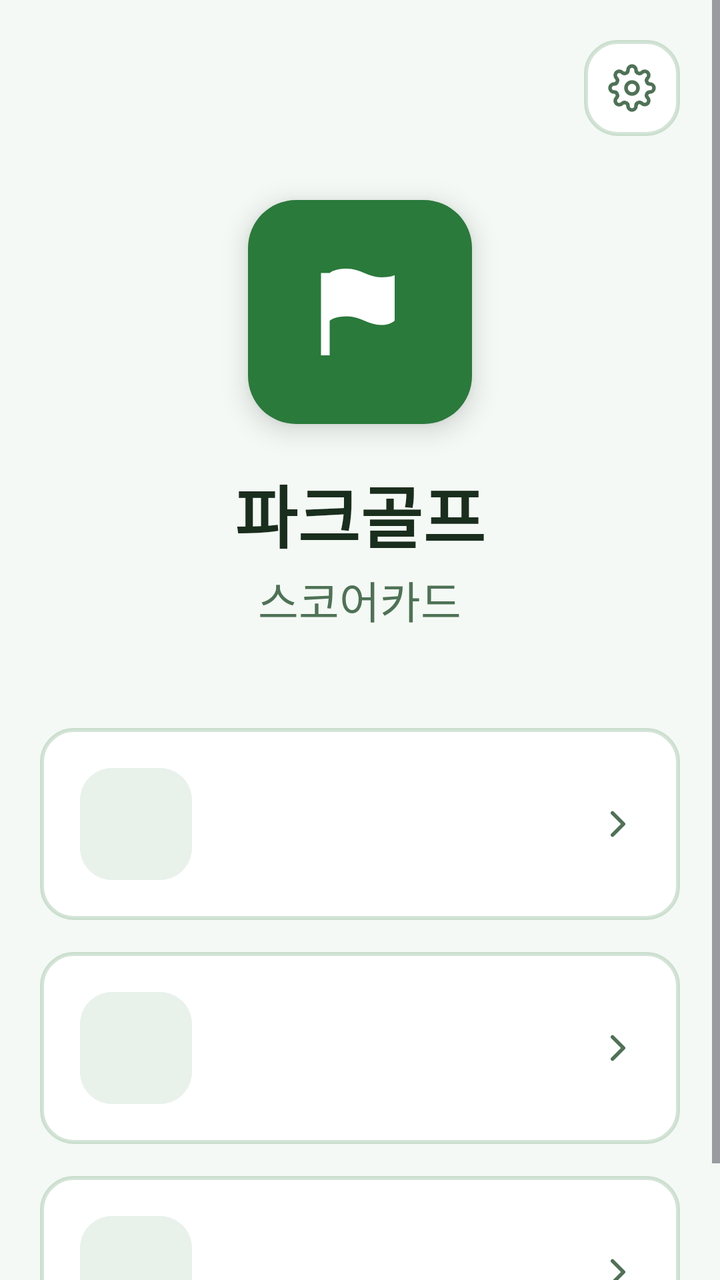
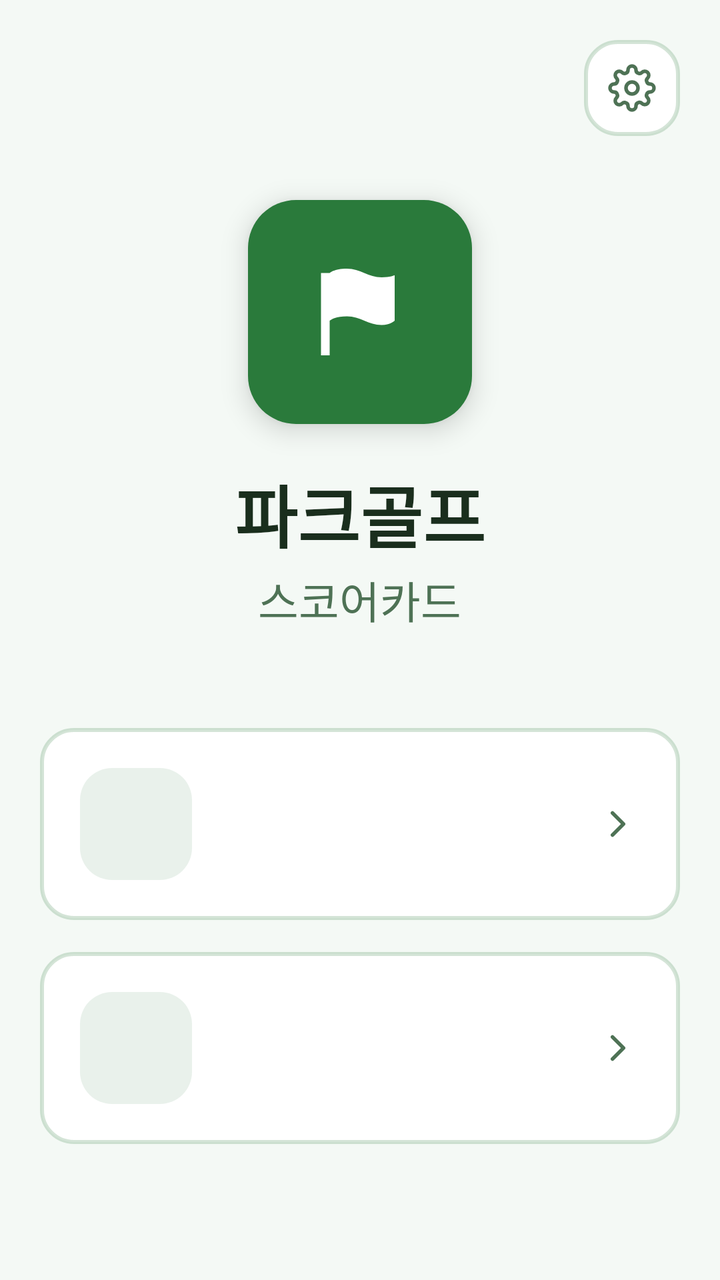

Compare the two renders of this Android layout. The source of the first and the diff that turns it into the second are given below.
<!-- AndroidManifest.xml: application theme Theme.ParkGolf -->
<!-- res/layout/fragment_home.xml -->
<?xml version="1.0" encoding="utf-8"?>
<ScrollView xmlns:android="http://schemas.android.com/apk/res/android"
    android:layout_width="match_parent" android:layout_height="match_parent"
    android:fillViewport="true" android:background="?attr/parkBackground">

    <LinearLayout
        android:layout_width="match_parent" android:layout_height="wrap_content"
        android:orientation="vertical" android:padding="20dp">

        <ImageButton
            android:id="@+id/btnSettings"
            android:layout_width="48dp" android:layout_height="48dp"
            android:layout_gravity="end"
            android:background="@drawable/bg_card"
            android:src="@drawable/ic_settings"
            android:scaleType="center"
            android:contentDescription="@string/settings_label" />

        <FrameLayout
            android:layout_width="@dimen/logo_size" android:layout_height="@dimen/logo_size"
            android:layout_gravity="center_horizontal" android:layout_marginTop="32dp"
            android:background="@drawable/bg_logo" android:elevation="8dp">
            <ImageView
                android:layout_width="@dimen/logo_icon" android:layout_height="@dimen/logo_icon"
                android:layout_gravity="center" android:src="@drawable/ic_flag_solid"
                android:importantForAccessibility="no" />
        </FrameLayout>

        <TextView
            android:layout_width="wrap_content" android:layout_height="wrap_content"
            android:layout_gravity="center_horizontal" android:layout_marginTop="20dp"
            android:text="@string/app_title" android:textSize="@dimen/app_title_text"
            android:textStyle="bold" android:textColor="?attr/parkForeground" />
        <TextView
            android:layout_width="wrap_content" android:layout_height="wrap_content"
            android:layout_gravity="center_horizontal" android:layout_marginTop="2dp"
            android:text="@string/app_subtitle" android:textSize="@dimen/app_subtitle_text"
            android:textColor="?attr/parkMutedForeground" />

        <include android:id="@+id/itemGameStart" layout="@layout/view_home_menu_item"
            android:layout_width="match_parent" android:layout_height="wrap_content"
            android:layout_marginTop="48dp" />
        <include android:id="@+id/itemGameRecords" layout="@layout/view_home_menu_item"
            android:layout_width="match_parent" android:layout_height="wrap_content"
            android:layout_marginTop="16dp" />
        <include android:id="@+id/itemCourseManagement" layout="@layout/view_home_menu_item"
            android:layout_width="match_parent" android:layout_height="wrap_content"
            android:layout_marginTop="16dp" />
    </LinearLayout>
</ScrollView>
<!-- res/layout/view_home_menu_item.xml (included above) -->
<?xml version="1.0" encoding="utf-8"?>
<LinearLayout xmlns:android="http://schemas.android.com/apk/res/android"
    android:layout_width="match_parent" android:layout_height="wrap_content"
    android:orientation="horizontal" android:gravity="center_vertical"
    android:background="@drawable/bg_card" android:padding="20dp"
    android:minHeight="@dimen/touch_min" android:clickable="true" android:focusable="true">

    <FrameLayout
        android:layout_width="@dimen/menu_icon_box" android:layout_height="@dimen/menu_icon_box"
        android:background="@drawable/bg_menu_icon">
        <ImageView android:id="@+id/ivIcon"
            android:layout_width="@dimen/menu_icon" android:layout_height="@dimen/menu_icon"
            android:layout_gravity="center" android:importantForAccessibility="no" />
    </FrameLayout>

    <LinearLayout
        android:layout_width="0dp" android:layout_height="wrap_content" android:layout_weight="1"
        android:orientation="vertical" android:layout_marginStart="16dp">
        <TextView android:id="@+id/tvTitle"
            android:layout_width="wrap_content" android:layout_height="wrap_content"
            android:textSize="@dimen/body_text" android:textStyle="bold" android:textColor="?attr/parkForeground" />
        <TextView android:id="@+id/tvDesc"
            android:layout_width="wrap_content" android:layout_height="wrap_content"
            android:textSize="@dimen/menu_desc_text" android:textColor="?attr/parkMutedForeground"
            android:layout_marginTop="2dp" />
    </LinearLayout>

    <ImageView
        android:layout_width="22dp" android:layout_height="22dp"
        android:src="@drawable/ic_chevron_right" android:importantForAccessibility="no"
        android:layout_marginStart="8dp"
        app:tint="?attr/parkMutedForeground"
        xmlns:app="http://schemas.android.com/apk/res-auto" />
</LinearLayout>
<!-- resources referenced by this layout -->
<resources>
  <dimen name="app_subtitle_text">22sp</dimen>
  <dimen name="app_title_text">34sp</dimen>
  <dimen name="body_text">18sp</dimen>
  <dimen name="logo_icon">52dp</dimen>
  <dimen name="logo_size">112dp</dimen>
  <dimen name="menu_desc_text">13sp</dimen>
  <dimen name="menu_icon">28dp</dimen>
  <dimen name="menu_icon_box">56dp</dimen>
  <dimen name="touch_min">56dp</dimen>
  <!-- drawable bg_card (drawable) -->
  <?xml version="1.0" encoding="utf-8"?>
  <shape xmlns:android="http://schemas.android.com/apk/res/android" android:shape="rectangle">
      <solid android:color="@color/card" />
      <corners android:radius="@dimen/radius_card" />
      <stroke android:width="@dimen/border_width" android:color="?attr/parkBorder" />
  </shape>
  <!-- drawable bg_logo (drawable) -->
  <?xml version="1.0" encoding="utf-8"?>
  <shape xmlns:android="http://schemas.android.com/apk/res/android" android:shape="rectangle">
      <solid android:color="?attr/parkPrimary" />
      <corners android:radius="24dp" />
  </shape>
  <!-- drawable bg_menu_icon (drawable) -->
  <?xml version="1.0" encoding="utf-8"?>
  <shape xmlns:android="http://schemas.android.com/apk/res/android" android:shape="rectangle">
      <solid android:color="?attr/parkPrimary10" />
      <corners android:radius="@dimen/radius_card" />
  </shape>
  <!-- drawable ic_chevron_right (drawable) -->
  <vector xmlns:android="http://schemas.android.com/apk/res/android" android:width="24dp" android:height="24dp" android:viewportWidth="24" android:viewportHeight="24">
      <path android:strokeColor="?attr/parkForeground" android:strokeWidth="2" android:strokeLineCap="round" android:strokeLineJoin="round" android:pathData="M9,18 L15,12 L9,6" />
  </vector>
  <!-- drawable ic_flag_solid (drawable) -->
  <vector xmlns:android="http://schemas.android.com/apk/res/android" android:width="24dp" android:height="24dp" android:viewportWidth="24" android:viewportHeight="24">
      <path android:fillColor="@color/on_primary" android:pathData="M5,3 C5,3 6,2 9,2 C12,2 14,4 17,4 C19,4 20,3.5 20,3.5 L20,14 C20,14 19,15 17,15 C14,15 12,13 9,13 C6.5,13 5.4,13.7 5,14 L5,22 L3,22 L3,3 Z" />
  </vector>
  <string name="app_subtitle">스코어카드</string>
  <string name="app_title">파크골프</string>
  <string name="settings_label">설정</string>
  <style name="Theme.ParkGolf" parent="Theme.ParkGolf.Green" />
  <color name="card">#FFFFFF</color>
  <dimen name="radius_card">16dp</dimen>
  <dimen name="border_width">2dp</dimen>
  <color name="on_primary">#FFFFFF</color>
  <style name="Theme.ParkGolf.Green" parent="Theme.ParkGolf.Base">
          <item name="colorPrimary">#2A7A3B</item>
          <item name="android:windowBackground">#F4F9F5</item>
          <item name="parkBackground">#F4F9F5</item>
          <item name="parkForeground">#1A2E1D</item>
          <item name="parkPrimary">#2A7A3B</item>
          <item name="parkPrimary10">#1A2A7A3B</item>
          <item name="parkSecondary">#E6F2E8</item>
          <item name="parkMuted">#EAF3EC</item>
          <item name="parkMutedForeground">#4E7255</item>
          <item name="parkAccent">#D2EBDA</item>
          <item name="parkAccentForeground">#1A3D21</item>
          <item name="parkBorder">#332A7A3B</item>
          <item name="parkInputBg">#EAF3EC</item>
      </style>
  <style name="Theme.ParkGolf.Base" parent="Theme.Material3.DayNight.NoActionBar">
          <item name="colorOnPrimary">@color/on_primary</item>
          <item name="android:textColorPrimary">?attr/parkForeground</item>
      </style>
  <!-- unchanged entries left out for length: 1 -->
</resources>

<!-- the commit's change to res/layout/fragment_home.xml (unified diff, before → after) -->
@@ -43,9 +43,6 @@
         <include android:id="@+id/itemGameRecords" layout="@layout/view_home_menu_item"
             android:layout_width="match_parent" android:layout_height="wrap_content"
             android:layout_marginTop="16dp" />
-        <include android:id="@+id/itemCourseManagement" layout="@layout/view_home_menu_item"
-            android:layout_width="match_parent" android:layout_height="wrap_content"
-            android:layout_marginTop="16dp" />
     </LinearLayout>
 </ScrollView>
 <!-- res/layout/view_home_menu_item.xml (included above) -->
